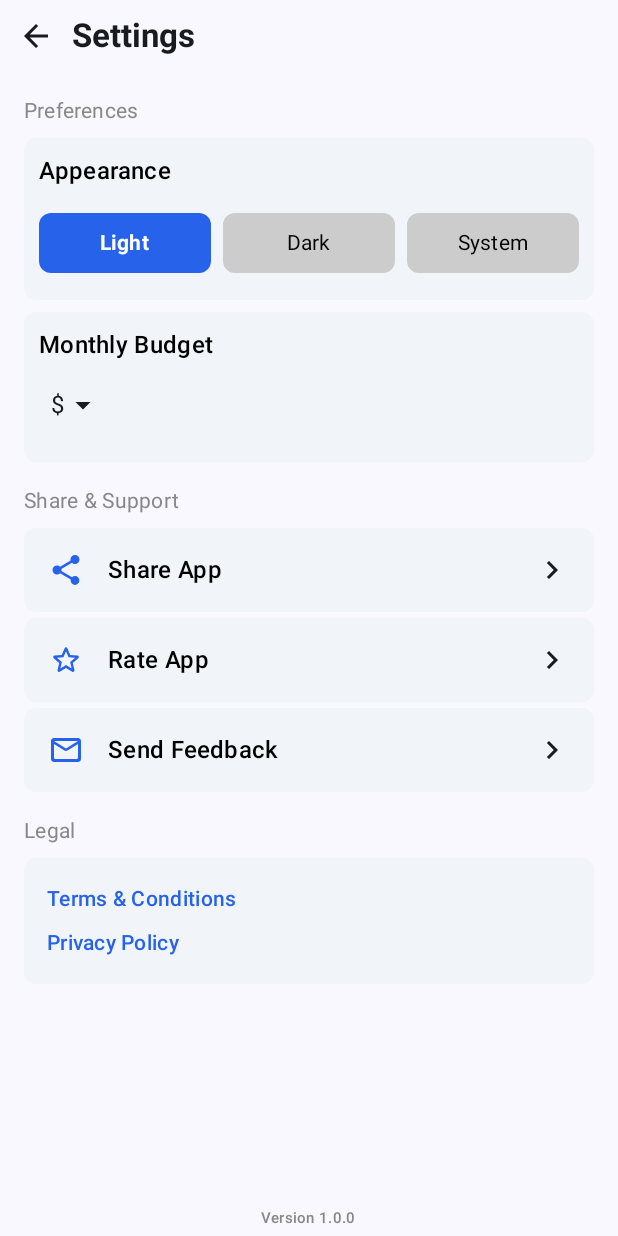
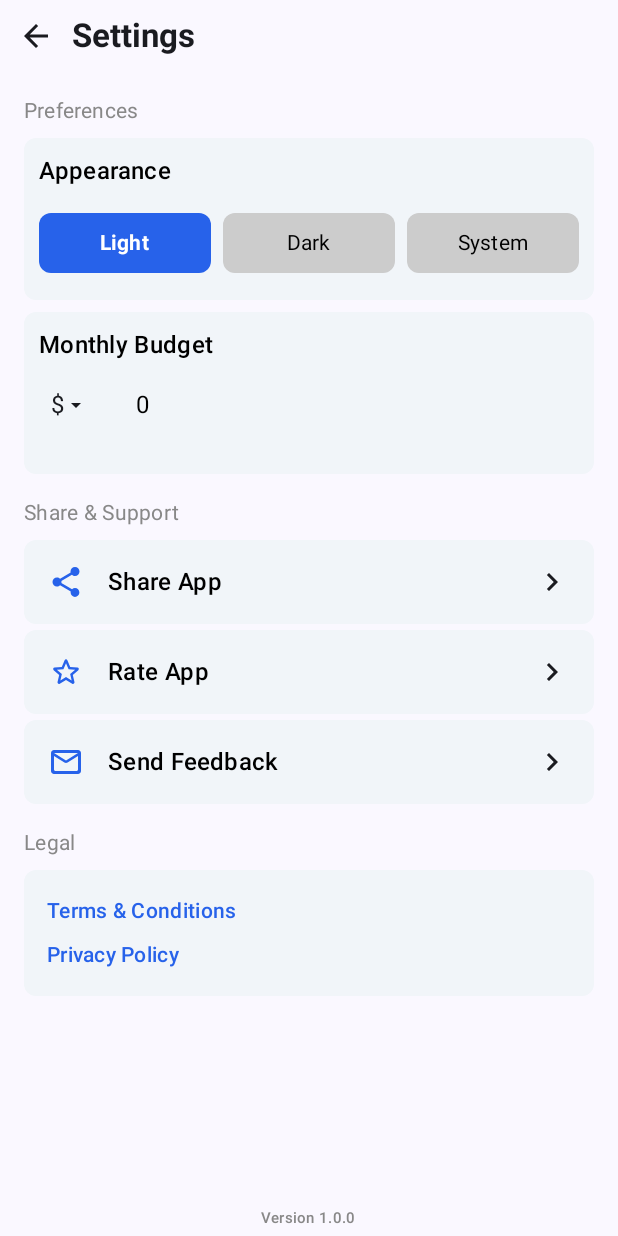
Before and after one commit to lchintha/BudgetIt, an Android app built with Jetpack Compose: the SettingsScreen screen opened through its navigation route, on a phone screen of 412 x 824 dp. Run offline under Robolectric (Android 15) with nearby library versions, the phone set to English and light mode, and no system bars.

Commit message:
Completed UI of Settings screen.

```diff
--- a/app/src/main/java/com/iquad/budgetit/settings/SettingsScreen.kt
+++ b/app/src/main/java/com/iquad/budgetit/settings/SettingsScreen.kt
@@ -14,23 +14,19 @@ import androidx.compose.foundation.layout.height
 import androidx.compose.foundation.layout.padding
 import androidx.compose.foundation.layout.size
 import androidx.compose.foundation.layout.width
-import androidx.compose.foundation.layout.wrapContentSize
 import androidx.compose.foundation.lazy.grid.GridCells
 import androidx.compose.foundation.lazy.grid.LazyVerticalGrid
 import androidx.compose.foundation.shape.RoundedCornerShape
 import androidx.compose.material.icons.Icons
 import androidx.compose.material.icons.automirrored.outlined.KeyboardArrowRight
-import androidx.compose.material.icons.filled.ArrowDropDown
-import androidx.compose.material.icons.filled.ArrowDropUp
 import androidx.compose.material.icons.rounded.MailOutline
 import androidx.compose.material.icons.rounded.Share
 import androidx.compose.material.icons.rounded.StarBorder
-import androidx.compose.material3.DropdownMenu
-import androidx.compose.material3.DropdownMenuItem
 import androidx.compose.material3.Icon
 import androidx.compose.material3.MaterialTheme
 import androidx.compose.material3.Text
 import androidx.compose.runtime.Composable
+import androidx.compose.runtime.MutableState
 import androidx.compose.runtime.getValue
 import androidx.compose.runtime.mutableStateOf
 import androidx.compose.runtime.remember
@@ -44,6 +40,7 @@ import androidx.compose.ui.res.colorResource
 import androidx.compose.ui.res.stringResource
 import androidx.compose.ui.text.TextStyle
 import androidx.compose.ui.text.font.FontWeight
+import androidx.compose.ui.text.style.TextAlign
 import androidx.compose.ui.tooling.preview.Preview
 import androidx.compose.ui.unit.dp
 import androidx.compose.ui.unit.sp
@@ -53,9 +50,12 @@ import com.iquad.budgetit.R
 import com.iquad.budgetit.model.AppearanceOption
 import com.iquad.budgetit.model.Currency
 import com.iquad.budgetit.utils.BudgetItToolBar
+import com.iquad.budgetit.utils.CurrencyDropdown
+import com.iquad.budgetit.utils.InputAmountTextField
 
 @Composable
 fun SettingsScreen(navController: NavController) {
+    val selectedCurrency = remember { mutableStateOf(Currency.USD) }
     Box(
         modifier = Modifier.fillMaxSize()
     ) {
@@ -73,13 +73,14 @@ fun SettingsScreen(navController: NavController) {
                     .padding(16.dp)
                     .weight(1f),
             ) {
-                Preferences()
+                Preferences(
+                    selectedCurrency = selectedCurrency
+                )
                 Spacer(modifier = Modifier.height(16.dp))
                 ShareAndSupportSection()
                 Spacer(modifier = Modifier.height(16.dp))
                 LegalSection()
                 Spacer(modifier = Modifier.height(16.dp))
-
             }
             VersionSection()
         }
@@ -87,14 +88,18 @@ fun SettingsScreen(navController: NavController) {
 }
 
 @Composable
-fun Preferences() {
+fun Preferences(
+    selectedCurrency: MutableState<Currency>
+) {
     TitleText(
         title = stringResource(R.string.preferences)
     )
     Spacer(modifier = Modifier.height(8.dp))
     AppearanceSection()
     Spacer(modifier = Modifier.height(8.dp))
-    MonthlyBudgetSection()
+    MonthlyBudgetSection(
+        selectedCurrency = selectedCurrency
+    )
 }
 
 @Composable
@@ -151,6 +156,7 @@ fun LegalSection() {
                 ),
                 modifier = Modifier
                     .padding(5.dp)
+                    .clickable {  }
             )
             Text(
                 text = stringResource(R.string.privacy_policy),
@@ -160,6 +166,7 @@ fun LegalSection() {
                 ),
                 modifier = Modifier
                     .padding(start = 5.dp, bottom = 5.dp)
+                    .clickable {  }
             )
         }
     }
@@ -210,7 +217,9 @@ fun AppearanceSection() {
 }
 
 @Composable
-fun MonthlyBudgetSection() {
+fun MonthlyBudgetSection(
+    selectedCurrency: MutableState<Currency>
+) {
     Box(
         modifier = Modifier
             .fillMaxWidth()
@@ -229,10 +238,22 @@ fun MonthlyBudgetSection() {
                     color = Color.Black
                 )
             )
-            Spacer(modifier = Modifier.height(8.dp))
-            Row {
-                CurrencyDropdown()
+            Row(
+                modifier = Modifier,
+                horizontalArrangement = Arrangement.Center,
+                verticalAlignment = Alignment.CenterVertically
+            ) {
+                CurrencyDropdown(
+                    selectedCurrency = selectedCurrency
+                )
                 Spacer(modifier = Modifier.width(8.dp))
+                InputAmountTextField(
+                    onValueChange = {},
+                    displayHint = false,
+                    includeCurrencySymbol = false,
+                    size = 16,
+                    align = TextAlign.Start
+                )
             }
             Spacer(modifier = Modifier.height(8.dp))
         }
@@ -240,8 +261,7 @@ fun MonthlyBudgetSection() {
 }
 
 @Composable
-fun AppearanceOptionsList(
-) {
+fun AppearanceOptionsList() {
     var selectedOption by remember { mutableStateOf(AppearanceOption.Light) }
     Column(
         modifier = Modifier
@@ -294,55 +314,6 @@ fun AppearanceOptionItem(
             ),
             color = if (isSelected) Color.White else Color.Black
         )
-    }
-}
-
-@Composable
-fun CurrencyDropdown() {
-    val isDropDownExpanded = remember { mutableStateOf(false) }
-    val selectedItem = remember { mutableStateOf(Currency.USD.symbol) }
-    val items = Currency.entries
-
-    Column(
-        modifier = Modifier.wrapContentSize(),
-        horizontalAlignment = Alignment.CenterHorizontally,
-        verticalArrangement = Arrangement.Center
-    ) {
-
-        Box(
-            modifier = Modifier
-                .padding(8.dp)
-        ) {
-            Row(
-                horizontalArrangement = Arrangement.Center,
-                verticalAlignment = Alignment.CenterVertically,
-                modifier = Modifier.clickable {
-                    isDropDownExpanded.value = true
-                }
-            ) {
-                Text(text = selectedItem.value)
-                Icon(
-                    imageVector = if (isDropDownExpanded.value) Icons.Filled.ArrowDropUp else Icons.Filled.ArrowDropDown,
-                    contentDescription = "DropDown Icon"
-                )
-            }
-            DropdownMenu(
-                expanded = isDropDownExpanded.value,
-                onDismissRequest = {
-                    isDropDownExpanded.value = false
-                }) {
-                items.forEachIndexed { _, item ->
-                    DropdownMenuItem(text = {
-                        Text(text = item.symbol)
-                    },
-                        onClick = {
-                            isDropDownExpanded.value = false
-                            selectedItem.value = item.symbol
-                        }
-                    )
-                }
-            }
-        }
     }
 }
 
--- /dev/null
+++ b/app/src/main/java/com/iquad/budgetit/utils/CurrencyDropdown.kt
@@ -0,0 +1,95 @@
+package com.iquad.budgetit.utils
+
+import androidx.compose.foundation.clickable
+import androidx.compose.foundation.layout.Arrangement
+import androidx.compose.foundation.layout.Box
+import androidx.compose.foundation.layout.Column
+import androidx.compose.foundation.layout.Row
+import androidx.compose.foundation.layout.padding
+import androidx.compose.foundation.layout.size
+import androidx.compose.foundation.layout.wrapContentSize
+import androidx.compose.material.icons.Icons
+import androidx.compose.material.icons.filled.ArrowDropDown
+import androidx.compose.material.icons.filled.ArrowDropUp
+import androidx.compose.material3.DropdownMenu
+import androidx.compose.material3.DropdownMenuItem
+import androidx.compose.material3.Icon
+import androidx.compose.material3.Text
+import androidx.compose.runtime.Composable
+import androidx.compose.runtime.MutableState
+import androidx.compose.runtime.mutableStateOf
+import androidx.compose.runtime.remember
+import androidx.compose.ui.Alignment
+import androidx.compose.ui.Modifier
+import androidx.compose.ui.text.TextStyle
+import androidx.compose.ui.tooling.preview.Preview
+import androidx.compose.ui.unit.dp
+import androidx.compose.ui.unit.sp
+import com.iquad.budgetit.model.Currency
+
+@Composable
+fun CurrencyDropdown(
+    selectedCurrency: MutableState<Currency>,
+    size: Int = 16
+) {
+    val isDropDownExpanded = remember { mutableStateOf(false) }
+    val items = Currency.entries
+
+    Column(
+        modifier = Modifier.wrapContentSize(),
+        horizontalAlignment = Alignment.CenterHorizontally,
+        verticalArrangement = Arrangement.Center
+    ) {
+
+        Box(
+            modifier = Modifier
+                .padding(8.dp)
+        ) {
+            Row(
+                horizontalArrangement = Arrangement.Center,
+                verticalAlignment = Alignment.CenterVertically,
+                modifier = Modifier.clickable {
+                    isDropDownExpanded.value = true
+                }
+            ) {
+                Text(
+                    text = selectedCurrency.value.symbol,
+                    style = TextStyle(
+                        fontSize = size.sp
+                    )
+                )
+                Icon(
+                    imageVector = if (isDropDownExpanded.value) Icons.Filled.ArrowDropUp else Icons.Filled.ArrowDropDown,
+                    contentDescription = "DropDown Icon",
+                    modifier = Modifier.size(
+                        size.dp
+                    )
+                )
+            }
+            DropdownMenu(
+                expanded = isDropDownExpanded.value,
+                onDismissRequest = {
+                    isDropDownExpanded.value = false
+                }) {
+                items.forEachIndexed { _, item ->
+                    DropdownMenuItem(text = {
+                        Text(text = item.symbol)
+                    },
+                        onClick = {
+                            isDropDownExpanded.value = false
+                            selectedCurrency.value = item
+                        }
+                    )
+                }
+            }
+        }
+    }
+}
+
+@Preview
+@Composable
+fun CurrencyDropdownPreview() {
+    CurrencyDropdown(
+        selectedCurrency = remember { mutableStateOf(Currency.USD) }
+    )
+}
--- a/app/src/main/java/com/iquad/budgetit/utils/InputAmountTextField.kt
+++ b/app/src/main/java/com/iquad/budgetit/utils/InputAmountTextField.kt
@@ -29,16 +29,25 @@ import androidx.compose.ui.unit.sp
 @Composable
 fun InputAmountTextField(
     onValueChange: (String) -> Unit,
+    includeCurrencySymbol: Boolean = true,
+    displayHint: Boolean = true,
+    hint: String = "Enter Amount",
+    size: Int = 36,
+    align: TextAlign = TextAlign.Center,
     modifier: Modifier = Modifier
 ) {
     var amount by remember { mutableStateOf("") }
 
-    Column {
+    Column(
+        modifier = Modifier
+            .padding(0.dp)
+    ) {
         TextField(
-            modifier = modifier.fillMaxWidth(),
+            modifier = modifier.fillMaxWidth()
+                .padding(0.dp),
             value = amount,
             onValueChange = { input ->
-                val cleanInput = input.removePrefix("$")
+                val cleanInput = if (includeCurrencySymbol) input.removePrefix("$") else input
                 if (cleanInput.matches(Regex("^\\d*\\.?\\d{0,2}\$"))) {
                     amount = cleanInput
                     onValueChange(cleanInput)
@@ -46,23 +55,24 @@ fun InputAmountTextField(
             },
             placeholder = {
                 Text(
-                    text = "$0",
+                    text = if (includeCurrencySymbol) "$0" else "0",
                     modifier = Modifier.fillMaxWidth(),
                     color = Color.Black,
-                    fontSize = 36.sp,
-                    textAlign = TextAlign.Center
+                    fontSize = size.sp,
+                    textAlign = align
                 )
             },
             textStyle = TextStyle(
-                fontSize = 36.sp,
-                textAlign = TextAlign.Center,
-
+                fontSize = size.sp,
+                textAlign = align,
             ),
             keyboardOptions = KeyboardOptions(
                 keyboardType = KeyboardType.Decimal,
                 imeAction = ImeAction.Done
             ),
-            visualTransformation = CurrencyVisualTransformation(),
+            visualTransformation = CurrencyVisualTransformation(
+                includeCurrencySymbol = includeCurrencySymbol
+            ),
             singleLine = true,
             colors = TextFieldDefaults.colors(
                 unfocusedContainerColor = Color.Transparent,
@@ -70,39 +80,59 @@ fun InputAmountTextField(
                 unfocusedIndicatorColor = Color.Transparent,
                 focusedIndicatorColor = Color.Transparent,
                 cursorColor = Color.Transparent
-            ),
             )
+        )
+        if (displayHint) {
             Text(
-            text = "Enter Amount",
+                text = hint,
                 modifier = Modifier.fillMaxWidth(),
                 color = Color.Gray,
-            textAlign = TextAlign.Center,
+                textAlign = align,
                 fontSize = 12.sp
             )
         }
     }
+}
 
-class CurrencyVisualTransformation : VisualTransformation{
+class CurrencyVisualTransformation(
+    private val includeCurrencySymbol: Boolean = false
+) : VisualTransformation {
     override fun filter(text: AnnotatedString): TransformedText {
         val transformedText = if (text.isNotEmpty()) {
-            AnnotatedString("$$text")
+            val updatedText = if (includeCurrencySymbol) "$$text" else "$text"
+            AnnotatedString(updatedText)
         } else {
             text
         }
-        return TransformedText(transformedText, CurrencyOffsetMapping(transformedText))
+        return TransformedText(
+            transformedText,
+            CurrencyOffsetMapping(
+                transformedText,
+                includeCurrencySymbol
+            )
+        )
     }
 }
 
-class CurrencyOffsetMapping(transformedText: AnnotatedString): OffsetMapping{
-    private val text = transformedText.text
+class CurrencyOffsetMapping(
+    private val originalText: AnnotatedString,
+    private val includeCurrencySymbol: Boolean
+) : OffsetMapping {
     override fun originalToTransformed(offset: Int): Int {
-        if(text.isEmpty()) return 0
-        return text.length-1
+        return when {
+            originalText.isEmpty() -> 0
+            !includeCurrencySymbol -> offset
+            else -> offset + 1
+        }
     }
 
     override fun transformedToOriginal(offset: Int): Int {
-        if(text.isEmpty()) return 0
-        return text.length-1
+        return when {
+            originalText.isEmpty() -> 0
+            !includeCurrencySymbol -> offset
+            offset > 0 -> offset - 1
+            else -> 0
+        }
     }
 }
 
@@ -110,6 +140,7 @@ class CurrencyOffsetMapping(transformedText: AnnotatedString): OffsetMapping{
 @Composable
 fun InputAmountTextFieldPreview() {
     InputAmountTextField(
-        onValueChange = {}
+        onValueChange = {},
+        includeCurrencySymbol = false
     )
 }
```
Lines whose indentation alone changed are shown as unchanged.
